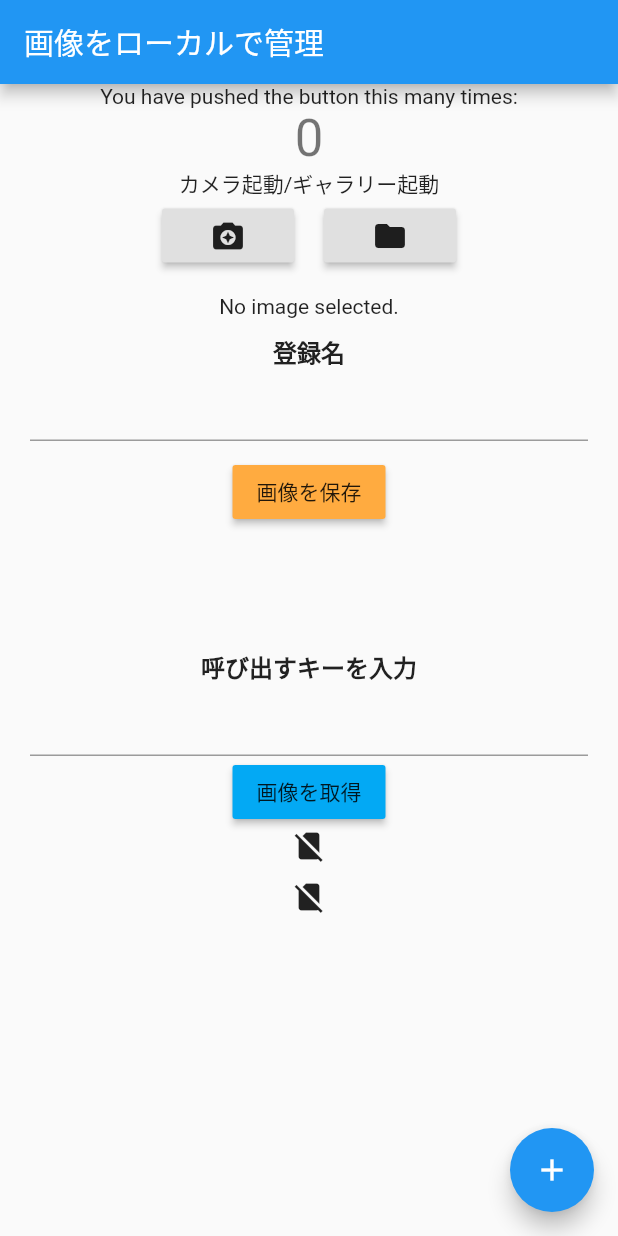
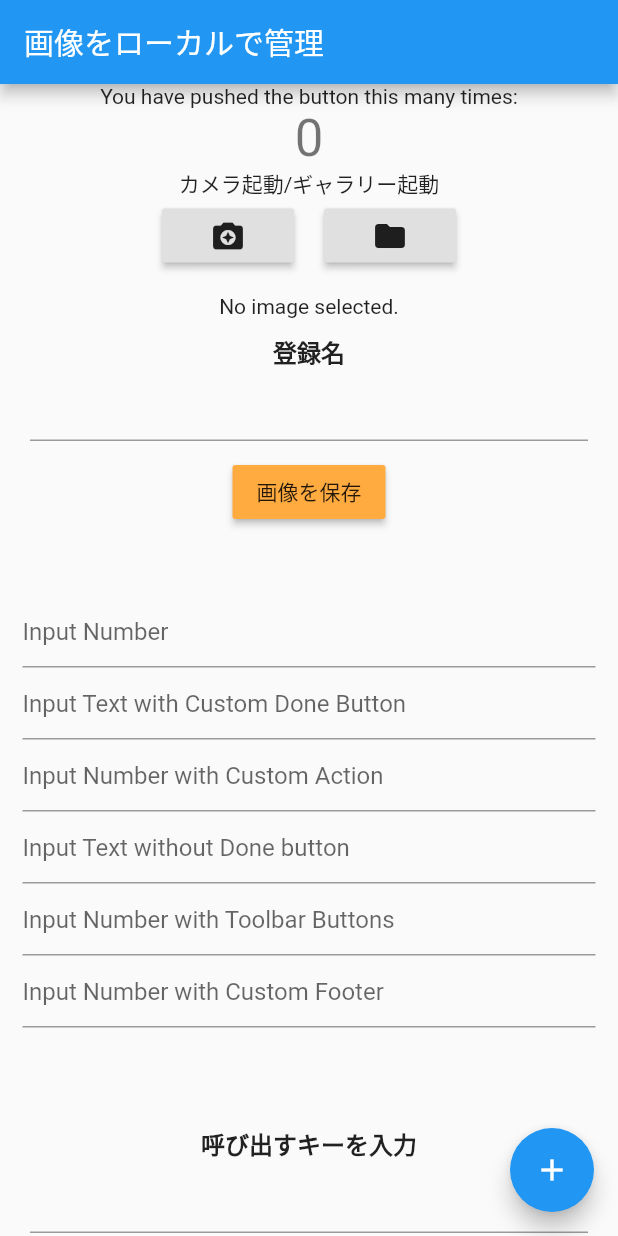
Before and after one commit to waterbook59/local_image_picture, a Flutter app: the screen it shows after launch, on a phone screen of 412 x 824 dp. Run offline on Flutter 3.47's test engine with Material 2 defaults, Android fonts, the phone set to English and light mode, and no system bars; drawn by our look-alikes of keyboard_actions; our stand-ins replace image_picker, shared_preferences.

Commit message:
keyboard_actions導入 iPhoneでもAndroidでも完了ボタンが出るので、Androidでは完了ボタンが２つになる

```diff
--- a/lib/main.dart
+++ b/lib/main.dart
@@ -5,6 +5,8 @@ import 'package:image_picker/image_picker.dart';
 import 'package:localimagepictureapp/utils/constants.dart';
 import 'package:localimagepictureapp/file_controller.dart';
 import 'package:shared_preferences/shared_preferences.dart';
+import  'package:keyboard_actions/keyboard_actions.dart';
+import 'package:localimagepictureapp/scaffold_test.dart';
 
 void main() {
   runApp(MyApp());
@@ -20,7 +22,9 @@ class MyApp extends StatelessWidget {
         primarySwatch: Colors.blue,
         visualDensity: VisualDensity.adaptivePlatformDensity,
       ),
-      home: MyHomePage(title: 'Flutter Demo Home Page'),
+      home:
+//      ScaffoldTest(),
+      MyHomePage(title: 'Flutter Demo Home Page'),
     );
   }
 }
@@ -41,6 +45,113 @@ class _MyHomePageState extends State<MyHomePage> {
   File baseNameLocalFile;
   TextEditingController _textEditingController = TextEditingController();
   TextEditingController _localFileKey = TextEditingController();
+  final FocusNode _nodeText1 = FocusNode();
+  final FocusNode _nodeText2 = FocusNode();
+  final FocusNode _nodeText3 = FocusNode();
+  final FocusNode _nodeText4 = FocusNode();
+  final FocusNode _nodeText5 = FocusNode();
+  final FocusNode _nodeText6 = FocusNode();
+
+  KeyboardActionsConfig _buildConfig(BuildContext context) {
+    return KeyboardActionsConfig(
+      keyboardActionsPlatform: KeyboardActionsPlatform.ALL,
+      keyboardBarColor: Colors.grey[200],
+      nextFocus: true,
+      actions: [
+        KeyboardActionsItem(
+          focusNode: _nodeText1,
+          toolbarButtons: [
+                (node) {
+              return GestureDetector(
+                onTap: () => node.unfocus(),
+                child: Padding(
+                  padding: EdgeInsets.all(8.0),
+                  child: Text('完了'),
+                ),
+              );
+            }
+          ]
+        ),
+        KeyboardActionsItem(focusNode: _nodeText2, toolbarButtons: [
+              (node) {
+            return GestureDetector(
+              onTap: () => node.unfocus(),
+              child: Padding(
+                padding: EdgeInsets.all(8.0),
+                child: Icon(Icons.close),
+              ),
+            );
+          }
+        ]),
+//        KeyboardActionsItem(
+//          focusNode: _nodeText3,
+//          onTapAction: () {
+//            ShowDialog(
+//                context: context,
+//                builder: (context) {
+//                  return AlertDialog(
+//                    content: Text("Custom Action"),
+//                    actions: <Widget>[
+//                      FlatButton(
+//                        child: Text("OK"),
+//                        onPressed: () => Navigator.of(context).pop(),
+//                      )
+//                    ],
+//                  );
+//                });
+//          },
+//        ),
+        KeyboardActionsItem(
+          focusNode: _nodeText4,
+          displayActionBar: false,
+        ),
+        KeyboardActionsItem(
+          focusNode: _nodeText5,
+          toolbarButtons: [
+            //button 1
+                (node) {
+              return GestureDetector(
+                onTap: () => node.unfocus(),
+                child: Container(
+                  color: Colors.white,
+                  padding: EdgeInsets.all(8.0),
+                  child: Text(
+                    "CLOSE",
+                    style: TextStyle(color: Colors.black),
+                  ),
+                ),
+              );
+            },
+            //button 2
+                (node) {
+              return GestureDetector(
+                onTap: () => node.unfocus(),
+                child: Container(
+                  color: Colors.black,
+                  padding: EdgeInsets.all(8.0),
+                  child: Text(
+                    "DONE",
+                    style: TextStyle(color: Colors.white),
+                  ),
+                ),
+              );
+            }
+          ],
+        ),
+        KeyboardActionsItem(
+          focusNode: _nodeText6,
+          footerBuilder: (_) => PreferredSize(
+              child: SizedBox(
+                  height: 40,
+                  child: Center(
+                    child: Text('Custom Footer'),
+                  )),
+              preferredSize: Size.fromHeight(40)),
+        ),
+      ],
+    );
+  }
+
 
   ///保存条件を渡しておく(画像読取時に振り分けるため)
   RecordStatus recordStatus = RecordStatus.camera;
@@ -51,7 +162,11 @@ class _MyHomePageState extends State<MyHomePage> {
       appBar: AppBar(
         title: Text('画像をローカルで管理'),
       ),
-      body: SingleChildScrollView(
+      body:  KeyboardActions(
+      config: _buildConfig(context),
+      child:
+
+      SingleChildScrollView(
         child: Center(
           child: Column(
             mainAxisAlignment: MainAxisAlignment.center,
@@ -124,7 +239,62 @@ class _MyHomePageState extends State<MyHomePage> {
                 height: 30,
               ),
           ///keyboard_actionsのテスト
-
+//              KeyboardActions(
+//                config: _buildConfig(context),
+//                child:
+                Center(
+                  child: Padding(
+                    padding: const EdgeInsets.all(15),
+                    child: Column(
+                      crossAxisAlignment: CrossAxisAlignment.stretch,
+                      children: <Widget>[
+                        TextField(
+                          keyboardType: TextInputType.number,
+                          focusNode: _nodeText1,
+                          decoration: InputDecoration(
+                            hintText: "Input Number",
+                          ),
+                        ),
+                        TextField(
+                          keyboardType: TextInputType.text,
+                          focusNode: _nodeText2,
+                          decoration: InputDecoration(
+                            hintText: "Input Text with Custom Done Button",
+                          ),
+                        ),
+                        TextField(
+                          keyboardType: TextInputType.number,
+                          focusNode: _nodeText3,
+                          decoration: InputDecoration(
+                            hintText: "Input Number with Custom Action",
+                          ),
+                        ),
+                        TextField(
+                          keyboardType: TextInputType.text,
+                          focusNode: _nodeText4,
+                          decoration: InputDecoration(
+                            hintText: "Input Text without Done button",
+                          ),
+                        ),
+                        TextField(
+                          keyboardType: TextInputType.number,
+                          focusNode: _nodeText5,
+                          decoration: InputDecoration(
+                            hintText: "Input Number with Toolbar Buttons",
+                          ),
+                        ),
+                        TextField(
+                          keyboardType: TextInputType.number,
+                          focusNode: _nodeText6,
+                          decoration: InputDecoration(
+                            hintText: "Input Number with Custom Footer",
+                          ),
+                        ),
+                      ],
+                    ),
+                  ),
+                ),
+//              ),
 
               SizedBox(
                 height: 50,
@@ -168,6 +338,7 @@ class _MyHomePageState extends State<MyHomePage> {
             ],
           ),
         ),
+      ),
       ),
       floatingActionButton: FloatingActionButton(
         onPressed: _incrementCounter,
```
Also changed, not shown: lib/scaffold_test.dart (added, +177 -0 lines).
